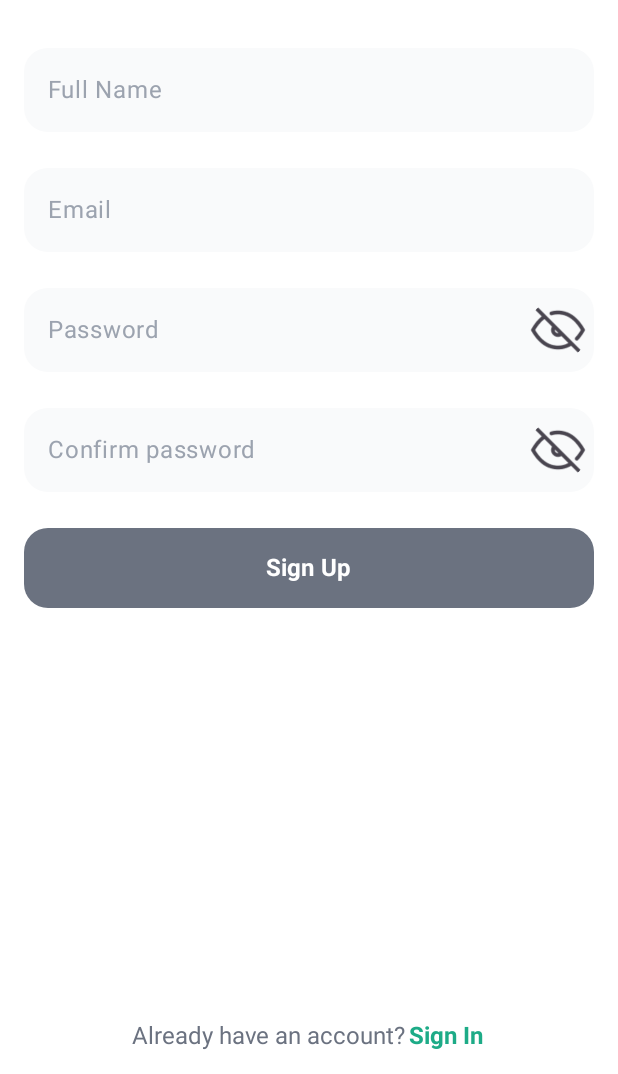
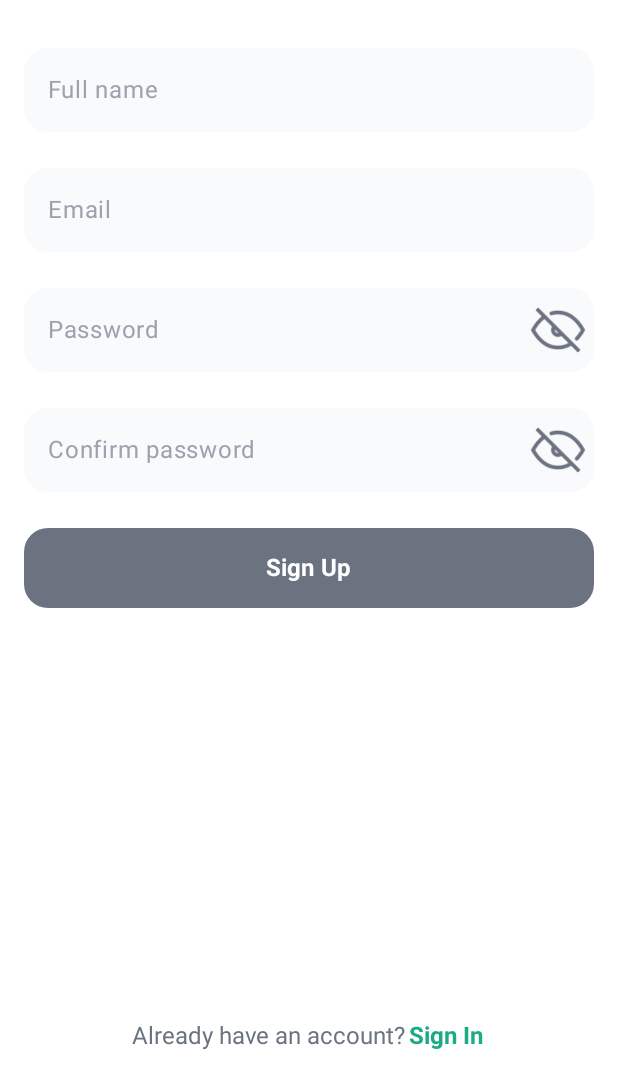
Before and after one commit to aiinty/pp.01.01, an Android app built with Jetpack Compose: the SignUpScreen screen opened through its navigation route, on a phone screen of 412 x 824 dp, the part 162-1236 px from its top. Run offline under Robolectric (Android 15) with nearby library versions, the phone set to English and light mode, and no system bars; our stand-ins replace Dagger/Hilt's generated code; libraries missing offline, so code that uses them is left out: com.tbuonomo.viewpagerdotsindicator.

Commit message:
fix: localization changes

```diff
--- a/app/src/main/java/com/aiinty/copayment/presentation/ui/components/auth/EmailTextField.kt
+++ b/app/src/main/java/com/aiinty/copayment/presentation/ui/components/auth/EmailTextField.kt
@@ -8,7 +8,9 @@ import androidx.compose.runtime.mutableStateOf
 import androidx.compose.runtime.remember
 import androidx.compose.ui.Modifier
 import androidx.compose.ui.graphics.Color
+import androidx.compose.ui.res.stringResource
 import androidx.compose.ui.unit.dp
+import com.aiinty.copayment.R
 import com.aiinty.copayment.presentation.ui.components.base.BaseTextField
 import com.aiinty.copayment.presentation.ui.theme.Typography
 
@@ -17,19 +19,17 @@ fun EmailTextField(
     modifier: Modifier = Modifier,
     email: String,
     onEmailChange: (String) -> Unit,
-    label: String = "Email",
-    errorEmptyEmail: String = "Email cannot be empty",
-    errorInvalidEmail: String = "Invalid email address",
-    validateRules: (String) -> String? = { emailInput ->
+    labelResId: Int? = null,
+    validateRules: (String) -> Int? = { emailInput ->
         when {
-            emailInput.isEmpty() -> errorEmptyEmail
-            !Patterns.EMAIL_ADDRESS.matcher(emailInput).matches() -> errorInvalidEmail
+            emailInput.isEmpty() -> R.string.error_empty_email
+            !Patterns.EMAIL_ADDRESS.matcher(emailInput).matches() -> R.string.error_invalid_email
             else -> null
         }
     },
-    onValidationResultChange: ((String?) -> Unit)? = null,
+    onValidationResultChange: ((Int?) -> Unit)? = null,
 ) {
-    val errorMessage = remember { mutableStateOf<String?>(null) }
+    val errorMessage = remember { mutableStateOf<Int?>(null) }
 
     fun validateInput(input: String) {
         val error = validateRules(input)
@@ -44,13 +44,17 @@ fun EmailTextField(
             onEmailChange(it)
             validateInput(it)
         },
-        label = { Text(text = label) },
+        label = {
+            Text(
+                text = if (labelResId != null) stringResource(labelResId) else
+                    stringResource(R.string.email))
+        },
         isError = errorMessage.value != null
     )
 
     errorMessage.value?.let { error ->
         Text(
-            text = error,
+            text = stringResource(error),
             color = Color.Red,
             style = Typography.bodyMedium,
             modifier = Modifier.padding(start = 16.dp)
--- a/app/src/main/java/com/aiinty/copayment/presentation/ui/components/auth/FullNameTextField.kt
+++ b/app/src/main/java/com/aiinty/copayment/presentation/ui/components/auth/FullNameTextField.kt
@@ -7,7 +7,9 @@ import androidx.compose.runtime.mutableStateOf
 import androidx.compose.runtime.remember
 import androidx.compose.ui.Modifier
 import androidx.compose.ui.graphics.Color
+import androidx.compose.ui.res.stringResource
 import androidx.compose.ui.unit.dp
+import com.aiinty.copayment.R
 import com.aiinty.copayment.presentation.ui.components.base.BaseTextField
 import com.aiinty.copayment.presentation.ui.theme.Typography
 
@@ -16,20 +18,18 @@ fun FullNameTextField(
     modifier: Modifier = Modifier,
     fullName: String,
     onFullNameChange: (String) -> Unit,
-    label: String = "Full Name",
-    errorEmptyFullName: String = "Full Name cannot be empty",
-    errorInvalidFullName: String = "Only letters, spaces, and hyphens are allowed",
-    validateRules: (String) -> String? = { name ->
+    labelResId: Int? = null,
+    validateRules: (String) -> Int? = { name ->
         val pattern = "^[a-zA-Zа-яА-ЯёЁ\\s-]+$".toRegex()
         when {
-            name.isEmpty() -> errorEmptyFullName
-            !pattern.matches(name) -> errorInvalidFullName
+            name.isEmpty() -> R.string.error_empty_full_name
+            !pattern.matches(name) -> R.string.error_invalid_full_name
             else -> null
         }
     },
-    onValidationResultChange: ((String?) -> Unit)? = null,
+    onValidationResultChange: ((Int?) -> Unit)? = null,
 ) {
-    val errorMessage = remember { mutableStateOf<String?>(null) }
+    val errorMessage = remember { mutableStateOf<Int?>(null) }
 
     fun validateInput(input: String) {
         val error = validateRules(input)
@@ -47,16 +47,21 @@ fun FullNameTextField(
             onFullNameChange(filtered)
             validateInput(filtered)
         },
-        label = { Text(text = label) },
+        label = {
+            Text(
+                text = if (labelResId != null) stringResource(labelResId) else
+                    stringResource(R.string.full_name)
+            )
+        },
         isError = errorMessage.value != null
     )
 
     errorMessage.value?.let { error ->
         Text(
-            text = error,
+            text = stringResource(error),
             color = Color.Red,
             style = Typography.bodyMedium,
-            modifier = Modifier.padding(start=16.dp)
+            modifier = Modifier.padding(start = 16.dp)
         )
     }
 }
--- a/app/src/main/java/com/aiinty/copayment/presentation/ui/components/auth/PasswordTextField.kt
+++ b/app/src/main/java/com/aiinty/copayment/presentation/ui/components/auth/PasswordTextField.kt
@@ -23,15 +23,15 @@ fun PasswordTextField(
     modifier: Modifier = Modifier,
     password: String,
     onPasswordChange: (String) -> Unit,
-    label: String = "Password",
-    errorPasswordLength: String = "Password must be at least 6 characters",
-    validateRules: (String) -> String? = { pass ->
-        if (pass.length < 6) errorPasswordLength else null
+    labelResId: Int? = null,
+    validateRules: (String) -> Int? = { pass ->
+        if (pass.length < 6) R.string.error_password_length
+        else null
     },
-    onValidationResultChange: ((String?) -> Unit)? = null,
+    onValidationResultChange: ((Int?) -> Unit)? = null,
 ) {
     val isPasswordVisible = remember { mutableStateOf(false) }
-    val errorMessage = remember { mutableStateOf<String?>(null) }
+    val errorMessage = remember { mutableStateOf<Int?>(null) }
 
     fun validateInput(input: String) {
         val error = validateRules(input)
@@ -46,7 +46,12 @@ fun PasswordTextField(
             onPasswordChange(it)
             validateInput(it)
         },
-        label = { Text(text = label) },
+        label = {
+            Text(
+                text = if (labelResId != null) stringResource(labelResId) else
+                    stringResource(R.string.password)
+            )
+        },
         visualTransformation = if (isPasswordVisible.value)
             VisualTransformation.None else PasswordVisualTransformation(),
         trailingIcon = {
@@ -57,7 +62,8 @@ fun PasswordTextField(
                     painter = if (isPasswordVisible.value)
                         painterResource(R.drawable.eye) else painterResource(R.drawable.eye_off),
                     contentDescription = if (isPasswordVisible.value)
-                        stringResource(R.string.hide) else stringResource(R.string.show)
+                        stringResource(R.string.hide) else stringResource(R.string.show),
+                    tint = Color.Unspecified
                 )
             }
         },
@@ -66,7 +72,7 @@ fun PasswordTextField(
 
     errorMessage.value?.let { error ->
         Text(
-            text = error,
+            text = stringResource(error),
             color = Color.Red,
             style = Typography.bodyMedium,
             modifier = Modifier.padding(start = 16.dp)
--- a/app/src/main/java/com/aiinty/copayment/presentation/ui/screen/auth/SignUpScreen.kt
+++ b/app/src/main/java/com/aiinty/copayment/presentation/ui/screen/auth/SignUpScreen.kt
@@ -59,13 +59,13 @@ fun SignUpScreen(
     AuthErrorHandler(viewModel = viewModel)
 
     val fullName = remember { mutableStateOf("") }
-    val fullNameError = remember { mutableStateOf<String?>(null) }
+    val fullNameError = remember { mutableStateOf<Int?>(null) }
     val email = remember { mutableStateOf("") }
-    val emailError = remember { mutableStateOf<String?>(null) }
+    val emailError = remember { mutableStateOf<Int?>(null) }
     val password = remember { mutableStateOf("") }
-    val passwordError = remember { mutableStateOf<String?>(null) }
+    val passwordError = remember { mutableStateOf<Int?>(null) }
     val passwordConfirm = remember { mutableStateOf("") }
-    val passwordConfirmError = remember { mutableStateOf<String?>(null) }
+    val passwordConfirmError = remember { mutableStateOf<Int?>(null) }
     val isInputsValidated = fullNameError.value == null && emailError.value == null &&
             passwordError.value == null && passwordConfirmError.value == null &&
             fullName.value.isNotEmpty() && email.value.isNotEmpty() &&
@@ -170,63 +170,53 @@ private fun SignUpHeader(
 private fun SignUpFields(
     modifier: Modifier = Modifier,
     fullName: MutableState<String>,
-    fullNameError: MutableState<String?>,
+    fullNameError: MutableState<Int?>,
     email: MutableState<String>,
-    emailError: MutableState<String?>,
+    emailError: MutableState<Int?>,
     password: MutableState<String>,
-    passwordError: MutableState<String?>,
+    passwordError: MutableState<Int?>,
     passwordConfirm: MutableState<String>,
-    passwordConfirmError: MutableState<String?>,
+    passwordConfirmError: MutableState<Int?>,
 ) {
     Column(
         modifier = modifier,
         verticalArrangement = Arrangement.spacedBy(16.dp)
     ) {
-        val errorEmptyFullName = stringResource(R.string.full_name_cannot_be_empty)
-        val errorInvalidFullName = stringResource(R.string.only_letters_allowed)
         FullNameTextField(
             modifier = Modifier.fillMaxWidth(),
             fullName = fullName.value,
-            errorEmptyFullName = errorEmptyFullName,
-            errorInvalidFullName = errorInvalidFullName,
             onFullNameChange = { fullName.value=it },
             onValidationResultChange={ error ->
                 fullNameError.value=error
             }
         )
 
-        val errorEmptyEmail = stringResource(R.string.email_cannot_be_empty)
-        val errorInvalidEmail = stringResource(R.string.invalid_email_address)
         EmailTextField(
             modifier = Modifier.fillMaxWidth(),
             email = email.value,
             onEmailChange = { email.value=it },
-            errorEmptyEmail = errorEmptyEmail,
-            errorInvalidEmail = errorInvalidEmail,
             onValidationResultChange = { error ->
                 emailError.value=error
             }
         )
 
-        val errorPasswordLength = stringResource(R.string.password_must_be)
         PasswordTextField(
             modifier = Modifier.fillMaxWidth(),
             password = password.value,
-            errorPasswordLength = errorPasswordLength,
             onPasswordChange = { password.value = it },
             onValidationResultChange = { error ->
                 passwordError.value = error
             }
         )
 
-        val errorPasswordMustMuch = stringResource(R.string.passwords_must_match)
         PasswordTextField(
             modifier = Modifier.fillMaxWidth(),
             password = passwordConfirm.value,
             onPasswordChange = { passwordConfirm.value = it },
-            label = stringResource(R.string.confirm_password),
+            labelResId = R.string.confirm_password,
             validateRules = { pass ->
-                if (pass != password.value) errorPasswordMustMuch else null
+                if (pass != password.value) R.string.error_match_passwords
+                else null
             },
             onValidationResultChange = { error ->
                 passwordConfirmError.value = error
--- a/app/src/main/res/values/strings.xml
+++ b/app/src/main/res/values/strings.xml
@@ -29,12 +29,12 @@
     <string name="sign_up_already_have">Already have an account?</string>
     <string name="sign_up_title">Create a %1$s account</string>
     <string name="confirm_password">Confirm password</string>
-    <string name="passwords_must_match">Passwords must match</string>
-    <string name="email_cannot_be_empty">Email cannot be empty</string>
-    <string name="invalid_email_address">Invalid email address</string>
-    <string name="full_name_cannot_be_empty">Full Name cannot be empty</string>
-    <string name="only_letters_allowed">Only letters, spaces, and hyphens are allowed</string>
-    <string name="password_must_be">Password must be at least 6 characters</string>
+    <string name="error_match_passwords">Passwords must match</string>
+    <string name="error_empty_email">Email cannot be empty</string>
+    <string name="error_invalid_email">Invalid email address</string>
+    <string name="error_empty_full_name">Full Name cannot be empty</string>
+    <string name="error_invalid_full_name">Only letters, spaces, and hyphens are allowed</string>
+    <string name="error_password_length">Password must be at least 6 characters</string>
     <string name="send_me_email">Send me email</string>
     <string name="recovery_title">Password Recovery</string>
     <string name="recovery_desc">Enter your registered email below to receive password instructions</string>
@@ -54,4 +54,5 @@
     <string name="invalid_credentials">Invalid credentials. Please check your email and password</string>
     <string name="error">Error</string>
     <string name="ok">OK</string>
+    <string name="full_name">Full name</string>
 </resources>
```
Also changed, not shown: app/src/main/java/com/aiinty/copayment/presentation/ui/screen/auth/PasswordChangeScreen.kt (+7 -10 lines), app/src/main/java/com/aiinty/copayment/presentation/ui/screen/auth/RecoverScreen.kt (+4 -8 lines), app/src/main/java/com/aiinty/copayment/presentation/ui/screen/auth/SignInScreen.kt (+4 -10 lines), 1 other file.
